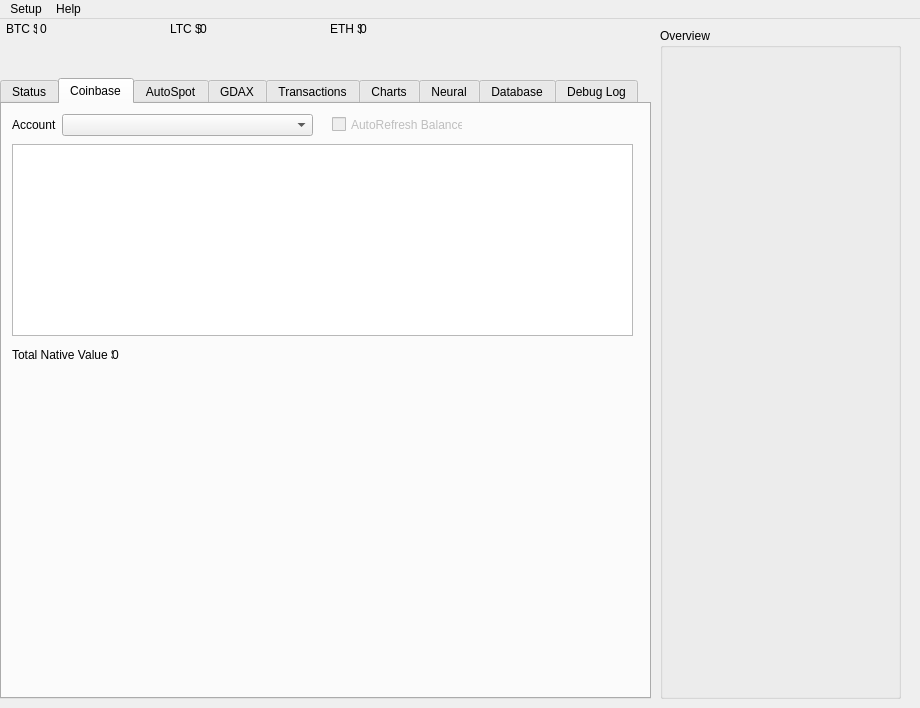
Xenrutcon/bitProphet-Qt, file bpwindow.ui: the form before one commit.
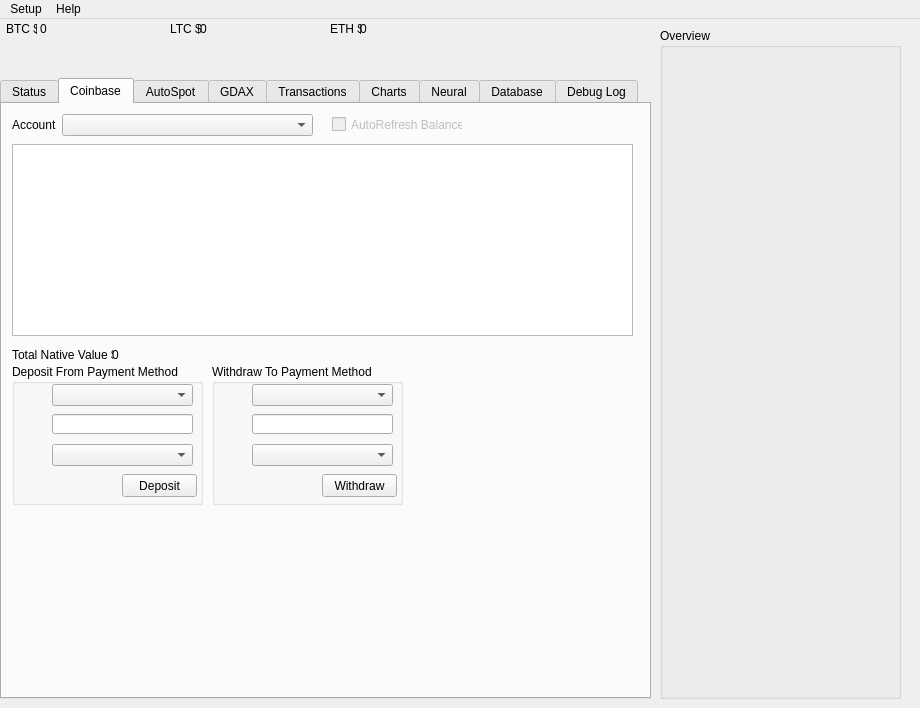
The form after the commit. The open tabs and pages were chosen to show the change.

Commit message: started withdraw/deposit form

Patch:
```diff
--- a/bpwindow.ui
+++ b/bpwindow.ui
@@ -135,6 +135,118 @@
        <string>AutoRefresh Balance</string>
       </property>
      </widget>
+     <widget class="QGroupBox" name="mDepositFromPayMethodGroup">
+      <property name="geometry">
+       <rect>
+        <x>10</x>
+        <y>260</y>
+        <width>191</width>
+        <height>141</height>
+       </rect>
+      </property>
+      <property name="title">
+       <string>Deposit From Payment Method</string>
+      </property>
+      <widget class="QPushButton" name="mDepositFromPaymentMethodButton">
+       <property name="geometry">
+        <rect>
+         <x>110</x>
+         <y>110</y>
+         <width>75</width>
+         <height>23</height>
+        </rect>
+       </property>
+       <property name="text">
+        <string>Deposit</string>
+       </property>
+      </widget>
+      <widget class="QComboBox" name="comboBox">
+       <property name="geometry">
+        <rect>
+         <x>40</x>
+         <y>20</y>
+         <width>141</width>
+         <height>22</height>
+        </rect>
+       </property>
+      </widget>
+      <widget class="QLineEdit" name="lineEdit">
+       <property name="geometry">
+        <rect>
+         <x>40</x>
+         <y>50</y>
+         <width>141</width>
+         <height>20</height>
+        </rect>
+       </property>
+      </widget>
+      <widget class="QComboBox" name="comboBox_2">
+       <property name="geometry">
+        <rect>
+         <x>40</x>
+         <y>80</y>
+         <width>141</width>
+         <height>22</height>
+        </rect>
+       </property>
+      </widget>
+     </widget>
+     <widget class="QGroupBox" name="mWithdrawToPayMethodGroup">
+      <property name="geometry">
+       <rect>
+        <x>210</x>
+        <y>260</y>
+        <width>191</width>
+        <height>141</height>
+       </rect>
+      </property>
+      <property name="title">
+       <string>Withdraw To Payment Method</string>
+      </property>
+      <widget class="QPushButton" name="mWithdrawToPaymentMethodButton">
+       <property name="geometry">
+        <rect>
+         <x>110</x>
+         <y>110</y>
+         <width>75</width>
+         <height>23</height>
+        </rect>
+       </property>
+       <property name="text">
+        <string>Withdraw</string>
+       </property>
+      </widget>
+      <widget class="QComboBox" name="comboBox_3">
+       <property name="geometry">
+        <rect>
+         <x>40</x>
+         <y>80</y>
+         <width>141</width>
+         <height>22</height>
+        </rect>
+       </property>
+      </widget>
+      <widget class="QComboBox" name="comboBox_4">
+       <property name="geometry">
+        <rect>
+         <x>40</x>
+         <y>20</y>
+         <width>141</width>
+         <height>22</height>
+        </rect>
+       </property>
+      </widget>
+      <widget class="QLineEdit" name="lineEdit_2">
+       <property name="geometry">
+        <rect>
+         <x>40</x>
+         <y>50</y>
+         <width>141</width>
+         <height>20</height>
+        </rect>
+       </property>
+      </widget>
+     </widget>
     </widget>
     <widget class="QWidget" name="mCbAutoSpotTab">
      <attribute name="title">
```
Left out of the diff: 2 changed lines with no effect on the pictures.
